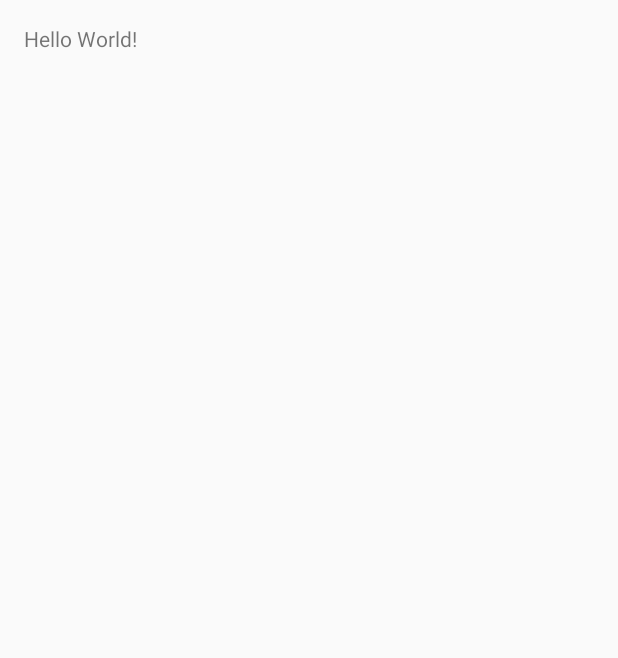
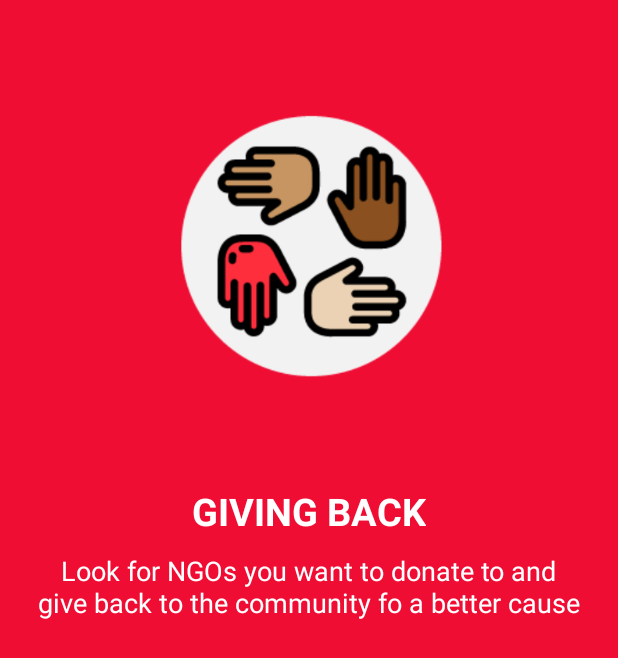
Before and after one commit to willardshikami/NGOroll, an Android app: the screen it shows after launch (MainActivity before the commit, splashActivity after it), on a phone screen of 412 x 824 dp. Before the commit the part shown is almost empty. Shown: the top 658 px of the screen. Run offline under Robolectric (Android 15) with nearby library versions, the phone set to English and light mode, and no system bars.

Commit message:
updated splash activity

```diff
--- a/app/src/main/AndroidManifest.xml
+++ b/app/src/main/AndroidManifest.xml
@@ -8,14 +8,14 @@
         android:label="@string/app_name"
         android:supportsRtl="true"
         android:theme="@style/AppTheme">
-        <activity android:name=".MainActivity">
+        <activity android:name=".splashActivity">
             <intent-filter>
                 <action android:name="android.intent.action.MAIN" />
 
                 <category android:name="android.intent.category.LAUNCHER" />
             </intent-filter>
         </activity>
-        <activity android:name=".splashActivity"></activity>
+        <activity android:name=".MainActivity"></activity>
     </application>
 
 </manifest>
--- a/app/src/main/java/com/example/willardpc/ngoroll/splashActivity.java
+++ b/app/src/main/java/com/example/willardpc/ngoroll/splashActivity.java
@@ -1,5 +1,6 @@
 package com.example.willardpc.ngoroll;
 
+import android.content.Intent;
 import android.support.v7.app.AppCompatActivity;
 import android.os.Bundle;
 
@@ -9,5 +10,22 @@ public class splashActivity extends AppCompatActivity {
     protected void onCreate(Bundle savedInstanceState) {
         super.onCreate(savedInstanceState);
         setContentView(R.layout.activity_splash);
+
+        Thread myThread = new Thread(){
+            @Override
+            public void run(){
+                try {
+                    sleep(3000);
+                    Intent intent = new Intent(getApplicationContext(),MainActivity.class);
+                    startActivity(intent);
+                    finish();
+                } catch (InterruptedException e) {
+                    e.printStackTrace();
+                }
+            }
+
+        };
+
+        myThread.start();
     }
 }
--- a/app/src/main/res/layout/activity_splash.xml
+++ b/app/src/main/res/layout/activity_splash.xml
@@ -1,8 +1,56 @@
 <?xml version="1.0" encoding="utf-8"?>
-<RelativeLayout xmlns:android="http://schemas.android.com/apk/res/android"
+<LinearLayout xmlns:android="http://schemas.android.com/apk/res/android"
     xmlns:tools="http://schemas.android.com/tools"
     android:layout_width="match_parent"
     android:layout_height="match_parent"
     tools:context="com.example.willardpc.ngoroll.splashActivity">
 
-</RelativeLayout>
+    <RelativeLayout
+        android:orientation="horizontal"
+        android:layout_width="match_parent"
+        android:layout_height="match_parent"
+        android:background="@color/colorPrimary"
+        android:layout_alignParentLeft="false"
+        android:layout_alignParentStart="false"
+        android:weightSum="1">
+
+        <ImageView
+            android:layout_width="200dp"
+            android:layout_height="200dp"
+            android:id="@+id/splashImage"
+            android:src="@drawable/ngoroll"
+            android:layout_gravity="center_horizontal"
+            android:layout_alignParentTop="true"
+            android:layout_centerHorizontal="true"
+            android:layout_marginTop="63dp" />
+
+        <TextView
+            android:layout_width="wrap_content"
+            android:layout_height="wrap_content"
+            android:text="GIVING BACK"
+            android:textColor="#FFF"
+            android:textStyle="bold"
+            android:textSize="25sp"
+            android:id="@+id/splashHeader"
+            android:layout_below="@+id/splashImage"
+            android:layout_centerHorizontal="true"
+            android:layout_marginTop="60dp"
+            android:textIsSelectable="false"
+            android:typeface="sans" />
+
+        <TextView
+            android:layout_width="wrap_content"
+            android:layout_height="wrap_content"
+            android:text="Look for NGOs you want to donate to and give back to the community fo a better cause"
+            android:textColor="#FFF"
+            android:textAlignment="center"
+            android:textSize="18sp"
+            android:id="@+id/splashParagraph"
+            android:layout_below="@+id/splashHeader"
+            android:layout_centerHorizontal="true"
+            android:layout_marginTop="10dp"
+            android:layout_marginRight="50dp"
+            android:typeface="sans" />
+
+    </RelativeLayout>
+</LinearLayout>
--- a/app/src/main/res/values/colors.xml
+++ b/app/src/main/res/values/colors.xml
@@ -1,6 +1,6 @@
 <?xml version="1.0" encoding="utf-8"?>
 <resources>
-    <color name="colorPrimary">#3F51B5</color>
-    <color name="colorPrimaryDark">#303F9F</color>
-    <color name="colorAccent">#FF4081</color>
+    <color name="colorPrimary">#EF0D33</color>
+    <color name="colorPrimaryDark">#C20A29</color>
+    <color name="colorAccent">#F42547</color>
 </resources>
```
Also changed, not shown: app/src/main/ic_launcher-web.png (added), app/src/main/res/mipmap-hdpi/ic_launcher.png, app/src/main/res/mipmap-mdpi/ic_launcher.png, app/src/main/res/mipmap-xhdpi/ic_launcher.png, app/src/main/res/mipmap-xxhdpi/ic_launcher.png, app/src/main/res/mipmap-xxxhdpi/ic_launcher.png.
